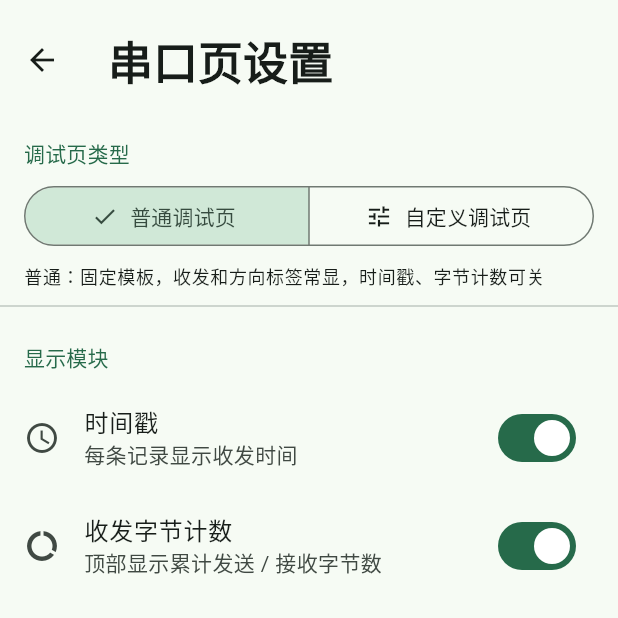
After one commit to yjrqz777/flutter_application_test, a Flutter app: the BluetoothPage screen opened directly, after a tap on the "tune" icon, on a phone screen of 412 x 824 dp, the top half of it. The commit adds this screen. Run offline on Flutter 3.47's test engine with Material 3 defaults, Android fonts, the phone set to English and light mode, and no system bars; our stand-ins replace flutter_blue_plus, sensors_plus; missing offline and left inert: flutter_classic_bluetooth; Roboto replaces fonts that are missing (SimSun).

Commit message:
feat(serial): 串口页增加子设置，支持普通/自定义调试页
- 抽屉改版：功能入口靠上，设置与关于固定贴近底部

- 新增 SerialViewSettings：普通、自定义两种调试页模板与显示模块开关

- 新增串口页设置页：模板切换，时间戳、字节计数、方向标签、HEX 视图、快捷指令栏开关

- 控制台增加累计收发字节计数，清空记录时一并归零

- 记录项支持时间戳与方向标签开关、HEX 视图；自定义模式支持快捷指令一键发送

- SerialMessage 增加 hex 字段，配置改动即时生效

```diff
--- /dev/null
+++ b/lib/bluetooth/serial_view_settings.dart
@@ -0,0 +1,102 @@
+import 'package:flutter/foundation.dart';
+
+/// 串口调试页的两种模板。
+enum SerialViewMode {
+  normal('普通调试页'),
+  custom('自定义调试页');
+
+  const SerialViewMode(this.label);
+
+  final String label;
+}
+
+/// 串口调试页的显示配置。
+///
+/// 普通模式是固定模板：必须显示收发、收发字节计数和方向标签，
+/// 只放开「时间戳」「字节计数」两个开关；
+/// 自定义模式把方向标签、HEX 视图、快捷指令栏也交给用户自由开关。
+class SerialViewSettings extends ChangeNotifier {
+  /// 快捷指令的默认内容，可在设置页增删
+  static const List<String> defaultQuickCommands = <String>[
+    'AT',
+    'AT+GMR',
+    'AT+RESET',
+  ];
+
+  SerialViewMode _mode = SerialViewMode.normal;
+  bool _showTimestamp = true;
+  bool _showByteCount = true;
+  bool _showDirection = true;
+  bool _showHexView = false;
+  bool _showQuickCommands = false;
+  final List<String> _quickCommands =
+      List<String>.of(defaultQuickCommands);
+
+  SerialViewMode get mode => _mode;
+
+  bool get isCustom => _mode == SerialViewMode.custom;
+
+  bool get showTimestamp => _showTimestamp;
+
+  bool get showByteCount => _showByteCount;
+
+  /// 方向标签：普通模式固定显示，不提供开关
+  bool get showDirection => isCustom ? _showDirection : true;
+
+  /// 内容按 HEX 显示：只有自定义模式可用
+  bool get showHexView => isCustom && _showHexView;
+
+  /// 快捷指令栏：只有自定义模式可用
+  bool get showQuickCommands => isCustom && _showQuickCommands;
+
+  List<String> get quickCommands => List<String>.unmodifiable(_quickCommands);
+
+  void setMode(SerialViewMode value) {
+    if (_mode == value) return;
+    _mode = value;
+    notifyListeners();
+  }
+
+  void setShowTimestamp(bool value) {
+    if (_showTimestamp == value) return;
+    _showTimestamp = value;
+    notifyListeners();
+  }
+
+  void setShowByteCount(bool value) {
+    if (_showByteCount == value) return;
+    _showByteCount = value;
+    notifyListeners();
+  }
+
+  void setShowDirection(bool value) {
+    if (_showDirection == value) return;
+    _showDirection = value;
+    notifyListeners();
+  }
+
+  void setShowHexView(bool value) {
+    if (_showHexView == value) return;
+    _showHexView = value;
+    notifyListeners();
+  }
+
+  void setShowQuickCommands(bool value) {
+    if (_showQuickCommands == value) return;
+    _showQuickCommands = value;
+    notifyListeners();
+  }
+
+  /// 添加快捷指令：去空白、重复的不加
+  void addQuickCommand(String command) {
+    final String value = command.trim();
+    if (value.isEmpty || _quickCommands.contains(value)) return;
+    _quickCommands.add(value);
+    notifyListeners();
+  }
+
+  void removeQuickCommand(String command) {
+    if (!_quickCommands.remove(command)) return;
+    notifyListeners();
+  }
+}
--- a/lib/pages/bluetooth/bluetooth_page.dart
+++ b/lib/pages/bluetooth/bluetooth_page.dart
@@ -1,13 +1,39 @@
 import 'package:flutter/material.dart';
 
+import '../../bluetooth/serial_view_settings.dart';
 import 'ble_serial_tab.dart';
 import 'classic_serial_tab.dart';
+import 'serial_settings_page.dart';
 
 /// 蓝牙调试页：同一个页面里分两个页签，经典蓝牙串口和 BLE 串口。
 ///
 /// 两者协议栈完全不同，分页而不是混在一个列表里，避免用户选错设备类型。
-class BluetoothPage extends StatelessWidget {
+/// 右上角齿轮是这一层的子设置：切普通 / 自定义调试页、控制显示模块。
+class BluetoothPage extends StatefulWidget {
   const BluetoothPage({super.key});
+
+  @override
+  State<BluetoothPage> createState() => _BluetoothPageState();
+}
+
+class _BluetoothPageState extends State<BluetoothPage> {
+  // 两个页签共用一套显示配置
+  final SerialViewSettings _settings = SerialViewSettings();
+
+  @override
+  void dispose() {
+    _settings.dispose();
+    super.dispose();
+  }
+
+  void _openSettings() {
+    Navigator.of(context).push(
+      MaterialPageRoute<void>(
+        builder: (BuildContext context) =>
+            SerialSettingsPage(settings: _settings),
+      ),
+    );
+  }
 
   @override
   Widget build(BuildContext context) {
@@ -16,6 +42,13 @@ class BluetoothPage extends StatelessWidget {
       child: Scaffold(
         appBar: AppBar(
           title: const Text('蓝牙调试'),
+          actions: <Widget>[
+            IconButton(
+              icon: const Icon(Icons.tune),
+              tooltip: '串口页设置',
+              onPressed: _openSettings,
+            ),
+          ],
           bottom: const TabBar(
             tabs: <Widget>[
               Tab(icon: Icon(Icons.settings_bluetooth), text: '经典串口'),
@@ -23,10 +56,10 @@ class BluetoothPage extends StatelessWidget {
             ],
           ),
         ),
-        body: const TabBarView(
+        body: TabBarView(
           children: <Widget>[
-            ClassicSerialTab(),
-            BleSerialTab(),
+            ClassicSerialTab(settings: _settings),
+            BleSerialTab(settings: _settings),
           ],
         ),
       ),
--- a/lib/pages/bluetooth/classic_serial_tab.dart
+++ b/lib/pages/bluetooth/classic_serial_tab.dart
@@ -2,6 +2,7 @@ import 'package:flutter/material.dart';
 import 'package:flutter_classic_bluetooth/flutter_classic_bluetooth.dart';
 
 import '../../bluetooth/classic_serial_service.dart';
+import '../../bluetooth/serial_view_settings.dart';
 import '../../widgets/device_list_tile.dart';
 import '../../widgets/empty_hint.dart';
 import '../../widgets/serial_action_bar.dart';
@@ -11,7 +12,10 @@ import '../../widgets/serial_console.dart';
 ///
 /// 适配 HC-05 / HC-06 这类串口模块，也适配 ESP32 的经典蓝牙 BluetoothSerial。
 class ClassicSerialTab extends StatefulWidget {
-  const ClassicSerialTab({super.key});
+  const ClassicSerialTab({super.key, required this.settings});
+
+  /// 和 BLE 页签共用的显示配置
+  final SerialViewSettings settings;
 
   @override
   State<ClassicSerialTab> createState() => _ClassicSerialTabState();
@@ -59,6 +63,9 @@ class _ClassicSerialTabState extends State<ClassicSerialTab>
                   ? SerialConsole(
                       messages: _service.messages,
                       canSend: _service.canSend,
+                      settings: widget.settings,
+                      txBytes: _service.txBytes,
+                      rxBytes: _service.rxBytes,
                       onSend: (String text, bool hexMode) =>
                           _service.sendText(text, hexMode: hexMode),
                       onClear: _service.clearMessages,
--- /dev/null
+++ b/lib/pages/bluetooth/serial_settings_page.dart
@@ -0,0 +1,180 @@
+import 'package:flutter/material.dart';
+
+import '../../bluetooth/serial_view_settings.dart';
+
+/// 串口调试页的子设置：选择调试页模板，控制各个显示模块和快捷指令。
+class SerialSettingsPage extends StatefulWidget {
+  const SerialSettingsPage({super.key, required this.settings});
+
+  final SerialViewSettings settings;
+
+  @override
+  State<SerialSettingsPage> createState() => _SerialSettingsPageState();
+}
+
+class _SerialSettingsPageState extends State<SerialSettingsPage> {
+  final TextEditingController _commandController = TextEditingController();
+
+  @override
+  void dispose() {
+    _commandController.dispose();
+    super.dispose();
+  }
+
+  void _addCommand() {
+    widget.settings.addQuickCommand(_commandController.text);
+    _commandController.clear();
+  }
+
+  @override
+  Widget build(BuildContext context) {
+    return Scaffold(
+      appBar: AppBar(title: const Text('串口页设置')),
+      body: ListenableBuilder(
+        listenable: widget.settings,
+        builder: (BuildContext context, Widget? child) {
+          final SerialViewSettings settings = widget.settings;
+          final ThemeData theme = Theme.of(context);
+
+          return ListView(
+            padding: const EdgeInsets.only(bottom: 24),
+            children: <Widget>[
+              const _SectionTitle('调试页类型'),
+              Padding(
+                padding: const EdgeInsets.symmetric(horizontal: 16),
+                child: SegmentedButton<SerialViewMode>(
+                  segments: const <ButtonSegment<SerialViewMode>>[
+                    ButtonSegment<SerialViewMode>(
+                      value: SerialViewMode.normal,
+                      label: Text('普通调试页'),
+                      icon: Icon(Icons.article_outlined),
+                    ),
+                    ButtonSegment<SerialViewMode>(
+                      value: SerialViewMode.custom,
+                      label: Text('自定义调试页'),
+                      icon: Icon(Icons.tune),
+                    ),
+                  ],
+                  selected: <SerialViewMode>{settings.mode},
+                  onSelectionChanged: (Set<SerialViewMode> selection) =>
+                      settings.setMode(selection.first),
+                ),
+              ),
+              Padding(
+                padding: const EdgeInsets.fromLTRB(16, 8, 16, 0),
+                child: Text(
+                  settings.isCustom
+                      ? '自定义：显示模块自由开关'
+                      : '普通：固定模板，收发和方向标签常显，时间戳、字节计数可关',
+                  style: theme.textTheme.bodySmall,
+                ),
+              ),
+              const Divider(height: 24),
+              const _SectionTitle('显示模块'),
+              SwitchListTile(
+                secondary: const Icon(Icons.schedule),
+                title: const Text('时间戳'),
+                subtitle: const Text('每条记录显示收发时间'),
+                value: settings.showTimestamp,
+                onChanged: settings.setShowTimestamp,
+              ),
+              SwitchListTile(
+                secondary: const Icon(Icons.data_usage),
+                title: const Text('收发字节计数'),
+                subtitle: const Text('顶部显示累计发送 / 接收字节数'),
+                value: settings.showByteCount,
+                onChanged: settings.setShowByteCount,
+              ),
+              if (settings.isCustom) ...<Widget>[
+                SwitchListTile(
+                  secondary: const Icon(Icons.label_outline),
+                  title: const Text('方向标签'),
+                  subtitle: const Text('显示发送 / 接收 / 提示标记'),
+                  value: settings.showDirection,
+                  onChanged: settings.setShowDirection,
+                ),
+                SwitchListTile(
+                  secondary: const Icon(Icons.code),
+                  title: const Text('HEX 视图'),
+                  subtitle: const Text('记录内容按十六进制显示'),
+                  value: settings.showHexView,
+                  onChanged: settings.setShowHexView,
+                ),
+                SwitchListTile(
+                  secondary: const Icon(Icons.bolt),
+                  title: const Text('快捷指令栏'),
+                  subtitle: const Text('输入框上方显示常用指令按钮'),
+                  value: settings.showQuickCommands,
+                  onChanged: settings.setShowQuickCommands,
+                ),
+              ],
+              if (settings.isCustom && settings.showQuickCommands) ...<Widget>[
+                const Divider(height: 24),
+                const _SectionTitle('快捷指令'),
+                Padding(
+                  padding: const EdgeInsets.symmetric(horizontal: 16),
+                  child: Row(
+                    children: <Widget>[
+                      Expanded(
+                        child: TextField(
+                          controller: _commandController,
+                          decoration: const InputDecoration(
+                            isDense: true,
+                            border: OutlineInputBorder(),
+                            hintText: '新增一条，例如 AT+GMR',
+                          ),
+                          onSubmitted: (_) => _addCommand(),
+                        ),
+                      ),
+                      const SizedBox(width: 8),
+                      IconButton.filled(
+                        onPressed: _addCommand,
+                        icon: const Icon(Icons.add),
+                        tooltip: '添加',
+                      ),
+                    ],
+                  ),
+                ),
+                Padding(
+                  padding: const EdgeInsets.fromLTRB(16, 12, 16, 0),
+                  child: Wrap(
+                    spacing: 8,
+                    runSpacing: 4,
+                    children: <Widget>[
+                      for (final String command in settings.quickCommands)
+                        InputChip(
+                          label: Text(command),
+                          onDeleted: () =>
+                              settings.removeQuickCommand(command),
+                        ),
+                    ],
+                  ),
+                ),
+              ],
+            ],
+          );
+        },
+      ),
+    );
+  }
+}
+
+/// 分组小标题
+class _SectionTitle extends StatelessWidget {
+  const _SectionTitle(this.text, {super.key});
+
+  final String text;
+
+  @override
+  Widget build(BuildContext context) {
+    final ThemeData theme = Theme.of(context);
+    return Padding(
+      padding: const EdgeInsets.fromLTRB(16, 12, 16, 8),
+      child: Text(
+        text,
+        style: theme.textTheme.labelLarge
+            ?.copyWith(color: theme.colorScheme.primary),
+      ),
+    );
+  }
+}
```
Also changed, not shown: lib/bluetooth/serial_message.dart (+9 -2 lines), lib/bluetooth/serial_session.dart (+18 -2 lines), lib/pages/bluetooth/ble_serial_tab.dart (+8 -1 lines), lib/widgets/app_drawer.dart (+17 -7 lines), lib/widgets/serial_console.dart (+87 -15 lines).
